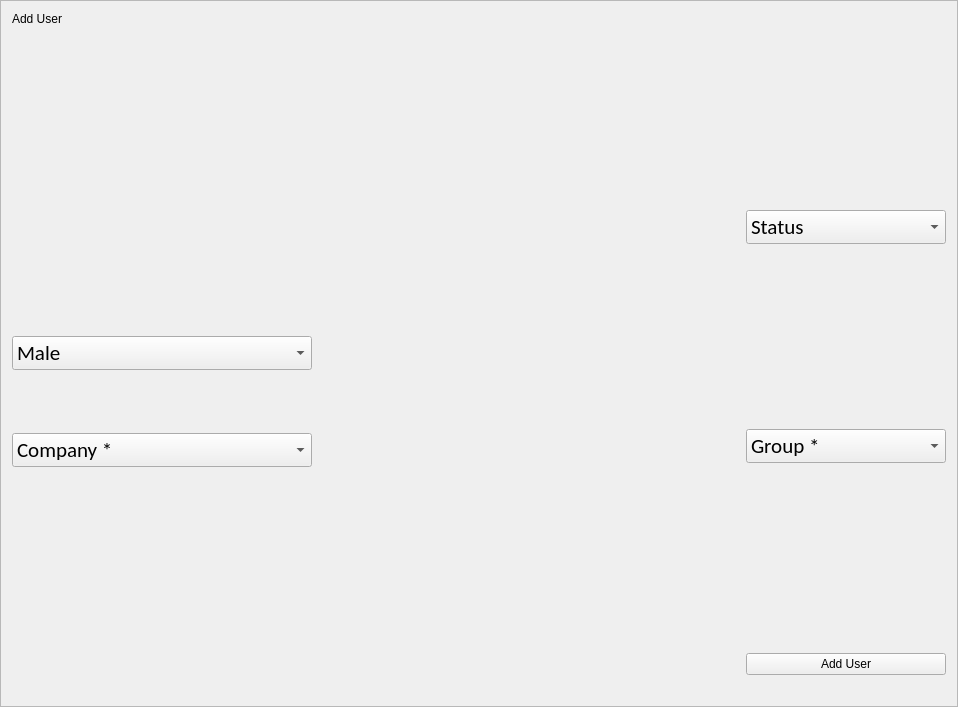
Qt form People/f_adduser.ui (ashraf-kx/stock-manager) before a commit.
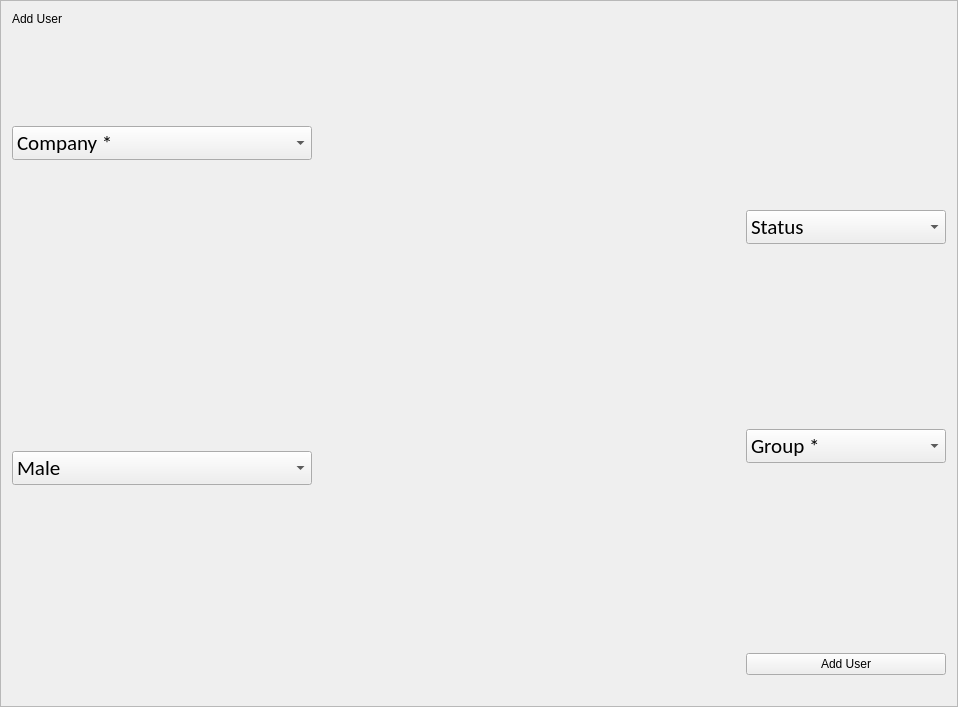
The same form after that commit. Custom widgets are drawn as their Qt base class.

Commit message:
Validator=> MDLineEdit & MDComboBox >> Add-User Frame
All necessairy updates related to Add-User Frame <Completed >.
==> Works 100%

Diff of the .ui file:
```diff
--- a/People/f_adduser.ui
+++ b/People/f_adduser.ui
@@ -37,6 +37,46 @@
     <layout class="QHBoxLayout" name="horizontalLayout">
      <item>
       <layout class="QVBoxLayout" name="layoutLeftSide">
+       <item>
+        <spacer name="verticalSpacer">
+         <property name="orientation">
+          <enum>Qt::Vertical</enum>
+         </property>
+         <property name="sizeHint" stdset="0">
+          <size>
+           <width>20</width>
+           <height>40</height>
+          </size>
+         </property>
+        </spacer>
+       </item>
+       <item>
+        <widget class="QComboBox" name="Cb_company">
+         <property name="minimumSize">
+          <size>
+           <width>0</width>
+           <height>25</height>
+          </size>
+         </property>
+         <property name="font">
+          <font>
+           <family>Calibri</family>
+           <pointsize>16</pointsize>
+           <weight>50</weight>
+           <italic>false</italic>
+           <bold>false</bold>
+          </font>
+         </property>
+         <property name="cursor">
+          <cursorShape>PointingHandCursor</cursorShape>
+         </property>
+         <item>
+          <property name="text">
+           <string>Company *</string>
+          </property>
+         </item>
+        </widget>
+       </item>
        <item>
         <widget class="MDLineEdit" name="W_firstName">
          <property name="minimumSize">
@@ -71,19 +111,6 @@
          </property>
         </widget>
        </item>
-       <item>
-        <spacer name="verticalSpacer_3">
-         <property name="orientation">
-          <enum>Qt::Vertical</enum>
-         </property>
-         <property name="sizeHint" stdset="0">
-          <size>
-           <width>20</width>
-           <height>40</height>
-          </size>
-         </property>
-        </spacer>
-       </item>
        <item>
         <widget class="MDLineEdit" name="W_lastName">
          <property name="minimumSize">
@@ -178,59 +205,6 @@
          </item>
         </widget>
        </item>
-       <item>
-        <spacer name="verticalSpacer">
-         <property name="orientation">
-          <enum>Qt::Vertical</enum>
-         </property>
-         <property name="sizeHint" stdset="0">
-          <size>
-           <width>20</width>
-           <height>40</height>
-          </size>
-         </property>
-        </spacer>
-       </item>
-       <item>
-        <widget class="QComboBox" name="Cb_company">
-         <property name="minimumSize">
-          <size>
-           <width>0</width>
-           <height>25</height>
-          </size>
-         </property>
-         <property name="font">
-          <font>
-           <family>Calibri</family>
-           <pointsize>16</pointsize>
-           <weight>50</weight>
-           <italic>false</italic>
-           <bold>false</bold>
-          </font>
-         </property>
-         <property name="cursor">
-          <cursorShape>PointingHandCursor</cursorShape>
-         </property>
-         <item>
-          <property name="text">
-           <string>Company *</string>
-          </property>
-         </item>
-        </widget>
-       </item>
-       <item>
-        <spacer name="verticalSpacer_6">
-         <property name="orientation">
-          <enum>Qt::Vertical</enum>
-         </property>
-         <property name="sizeHint" stdset="0">
-          <size>
-           <width>20</width>
-           <height>40</height>
-          </size>
-         </property>
-        </spacer>
-       </item>
        <item>
         <widget class="MDLineEdit" name="W_phone">
          <property name="minimumSize">
```
Left out of the diff: 39 changed lines with no effect on the pictures. The commit also changes 2 other files.
